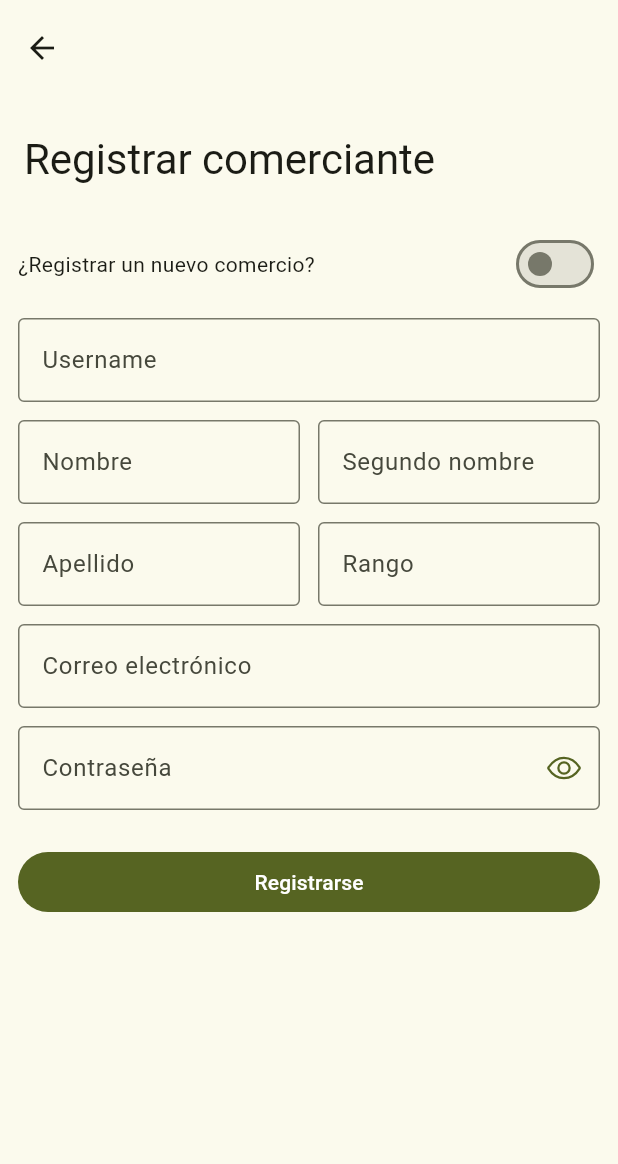
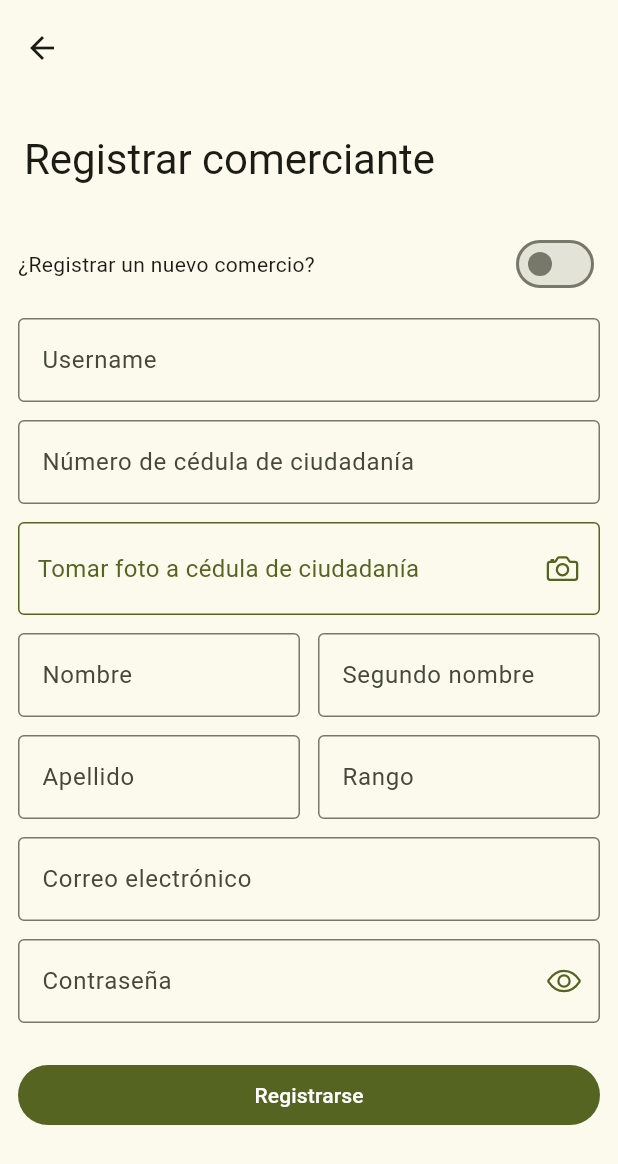
Before and after one commit to Heroes-Colombia/heroes-app, a Flutter app: the SignUpBusinessView screen opened by its route, on a phone screen of 412 x 824 dp. Shown: the top 1164 px of the screen. Run offline on Flutter 3.47's test engine with Material 2 defaults, Android fonts, the phone set to English and light mode, and no system bars; drawn by our look-alikes of flutter_form_builder; our stand-ins replace adaptive_theme, auto_route, bloc, cloud_firestore, dio, equatable and 9 more; accounts and stored records are empty.

Commit message:
Added: Identification card image and number to business user Fixed: Error in signUp Updated: logic in login

```diff
--- a/lib/assets/app_constants.dart
+++ b/lib/assets/app_constants.dart
@@ -65,11 +65,20 @@ class AppConstants {
       'signupButton': 'Registrarse',
       'signupErrorTitle': 'Error al registrarse',
       "genericValidator": "Este campo no puede estar vacío",
+      "registerSuccess-title": "¡Registro exitoso!",
+      "registerSuccess-body":
+          "Tu cuenta ha sido creada exitosamente. Por favor espera a que tu cuenta sea verificada para poder ingresar a la aplicación.",
+      "registerSuccess-button": "Aceptar",
     },
     'signupBusinessView': {
       'title': 'Registrar comerciante',
       'username-label': 'Username',
       'username-hint': 'Ingresa tu username',
+      'identification-card-label': 'Número de cédula de ciudadanía',
+      'identification-card-hint': 'Ingresa tu número de cédula de ciudadanía',
+      'identification-card-img-label': 'Foto de la cédula de ciudadanía',
+      'identification-card-img-hint': 'Tomar foto a cédula de ciudadanía',
+      'identification-card-img-filled': 'Tomar otra foto',
       'email-label': 'Correo electrónico',
       'email-hint': 'Ingresa tu correo electrónico',
       'email-validator': 'Por favor ingresa un correo electrónico válido',
@@ -99,6 +108,10 @@ class AppConstants {
       "registerComercio": "¿Registrar un nuevo comercio?",
       "personalInfo": "Información del dueño",
       "genericValidator": "Este campo no puede estar vacío",
+      "registerSuccess-title": "¡Registro exitoso!",
+      "registerSuccess-body":
+          "Tu cuenta ha sido creada exitosamente. Por favor espera a que tu cuenta sea verificada para poder ingresar a la aplicación.",
+      "registerSuccess-button": "Aceptar",
     },
     'restorePasswordView': {
       'title': '¿Olvidaste tu contraseña?',
--- a/lib/src/domain/models/user_model.dart
+++ b/lib/src/domain/models/user_model.dart
@@ -93,6 +93,7 @@ class User extends Equatable {
       "status": UserStatus.pending.toString().split('.').last,
       "favourite_businesses": [],
       "password": json['password'],
+      "identification_card": json['identification_card'] ?? "",
     };
   }
 
--- a/lib/src/presentation/pages/auth/pages/signup_business.dart
+++ b/lib/src/presentation/pages/auth/pages/signup_business.dart
@@ -13,6 +13,7 @@ import 'package:heroes_app/src/presentation/cubits/auth/auth_cubit.dart';
 import 'package:heroes_app/src/presentation/widgets/async_button_widget.dart';
 import 'package:heroes_app/src/presentation/widgets/email_input_widget.dart';
 import 'package:heroes_app/src/presentation/widgets/password_input_widget.dart';
+import 'package:ionicons/ionicons.dart';
 
 final _formKeySignUpBusiness = GlobalKey<FormBuilderState>();
 
@@ -103,6 +104,21 @@ class _SignUpBusinessViewState extends State<SignUpBusinessView> {
                 border: const OutlineInputBorder(),
               ),
             ),
+            const SizedBox(height: 12),
+            FormBuilderTextField(
+              name: 'identification_card',
+              key: const Key('identification_card'),
+              decoration: InputDecoration(
+                labelText: texts['identification-card-label']!,
+                hintText: texts['identification-card-hint']!,
+                border: const OutlineInputBorder(),
+              ),
+              validator: (value) => validateEmptyString(value, texts),
+              autovalidateMode: AutovalidateMode.onUserInteraction,
+              keyboardType: TextInputType.number,
+            ),
+            const SizedBox(height: 12),
+            pictureField(texts, Theme.of(context)),
             const SizedBox(height: 12),
             Row(
               mainAxisSize: MainAxisSize.min,
@@ -284,6 +300,60 @@ class _SignUpBusinessViewState extends State<SignUpBusinessView> {
     );
   }
 
+  FormBuilderField<Object> pictureField(
+      Map<String, String> texts, ThemeData theme) {
+    return FormBuilderField(
+      validator: (value) {
+        if (value == null) {
+          return texts['genericValidator']!;
+        }
+        return null;
+      },
+      name: "identification_card_img",
+      key: const Key('identification_card_img'),
+      autovalidateMode: AutovalidateMode.onUserInteraction,
+      builder: (field) {
+        return InkWell(
+          onTap: () async {
+            final picture = await locator.get<AppMethods>().takePicture();
+            if (picture == null) return;
+            field.didChange(picture);
+          },
+          child: Container(
+            decoration: BoxDecoration(
+              borderRadius: BorderRadius.circular(4),
+              border: Border.all(color: theme.colorScheme.primary),
+            ),
+            padding: const EdgeInsets.symmetric(
+              horizontal: 12.0,
+              vertical: 18.0,
+            ),
+            child: Row(
+                crossAxisAlignment: CrossAxisAlignment.center,
+                mainAxisAlignment: MainAxisAlignment.spaceBetween,
+                children: [
+                  Text(
+                    field.isValid
+                        ? texts["identification-card-img-filled"]!
+                        : texts['identification-card-img-hint']!,
+                    style: TextStyle(
+                      color: theme.colorScheme.primary,
+                      fontSize: theme.textTheme.bodyLarge!.fontSize,
+                    ),
+                  ),
+                  Icon(
+                    field.isValid
+                        ? Ionicons.camera_reverse_outline
+                        : Ionicons.camera_outline,
+                    color: theme.colorScheme.primary,
+                  )
+                ]),
+          ),
+        );
+      },
+    );
+  }
+
   SliverToBoxAdapter emptySpace() {
     return SliverToBoxAdapter(child: Container());
   }
@@ -313,10 +383,13 @@ class _SignUpBusinessViewState extends State<SignUpBusinessView> {
           User.toInitialFirebaseJson(formData, UserPermissions.business);
       final businessData = Business.toInitialFirebaseJson(formData);
 
+      //Then we extract the image from the form data
+      final userIdentification = formData['identification_card_img'];
+
       //Then we create the user in firestore and the business in firestore
       final isBusinessCreated = await context
           .read<AuthCubit>()
-          .signUpBusiness(userData, businessData);
+          .signUpBusiness(userData, businessData, userIdentification);
 
       //If the user and business is not created and logged in we show an error message
       if (!isBusinessCreated) {
@@ -335,9 +408,12 @@ class _SignUpBusinessViewState extends State<SignUpBusinessView> {
       final userData =
           User.toInitialFirebaseJson(formData, UserPermissions.business);
 
+      //Then we extract the image from the form data
+      final userIdentification = formData['identification_card_img'];
+
       if (!context.mounted) return;
       final isUserCreatedAndLoggedInd =
-          await context.read<AuthCubit>().signUp(userData);
+          await context.read<AuthCubit>().signUp(userData, userIdentification);
 
       //If the user is not created and logged in we show an error message
       if (!isUserCreatedAndLoggedInd) {
@@ -348,11 +424,14 @@ class _SignUpBusinessViewState extends State<SignUpBusinessView> {
       }
     }
 
-    /*
-     If the user is created and logged in we navigate to the dashboard calling the onResult function,
-     this is used to validate the navigation to the dashboard from the auth guard
-    */
+    //If the user is created and logged in we show a success message and navigate to the login page
     if (!context.mounted) return;
-    AutoRouter.of(context).replaceAll([const DashBoardView()]);
+    locator.get<AppMethods>().showDialogAlert(
+        context,
+        texts["registerSuccess-title"]!,
+        texts["registerSuccess-body"]!,
+        texts["registerSuccess-button"]!, () {
+      AutoRouter.of(context).replaceAll([LoginView(onResult: (callback) {})]);
+    });
   }
 }
```
Also changed, not shown: lib/assets/app_methods.dart (+24 -0 lines), lib/src/presentation/cubits/auth/auth_cubit.dart (+44 -24 lines), lib/src/presentation/pages/auth/pages/login_view.dart (+11 -35 lines), lib/src/presentation/pages/auth/pages/signup_view.dart (+21 -8 lines).
